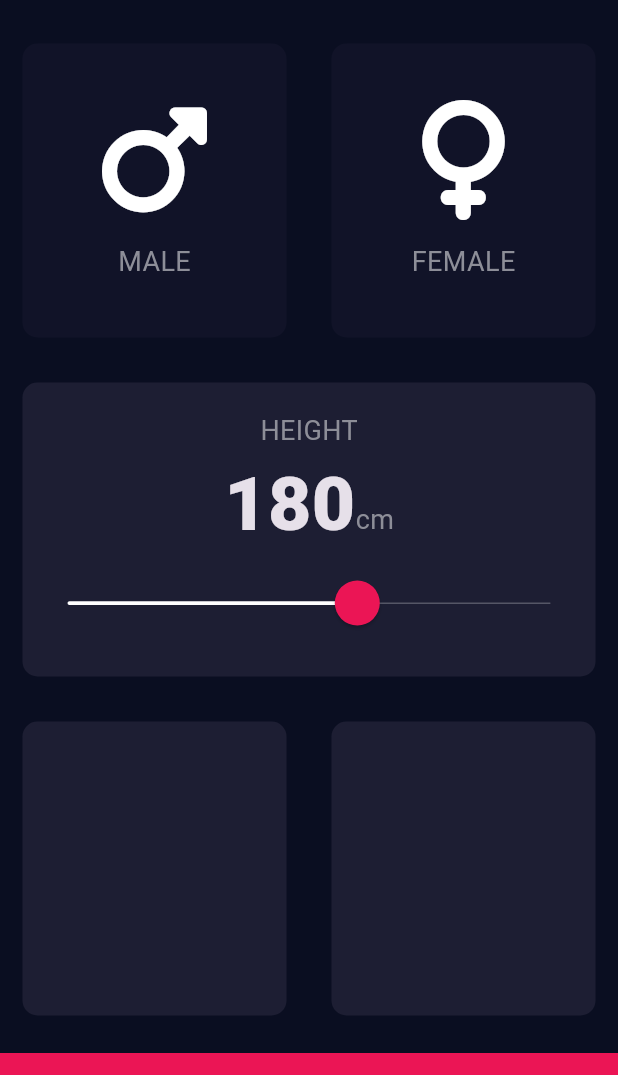
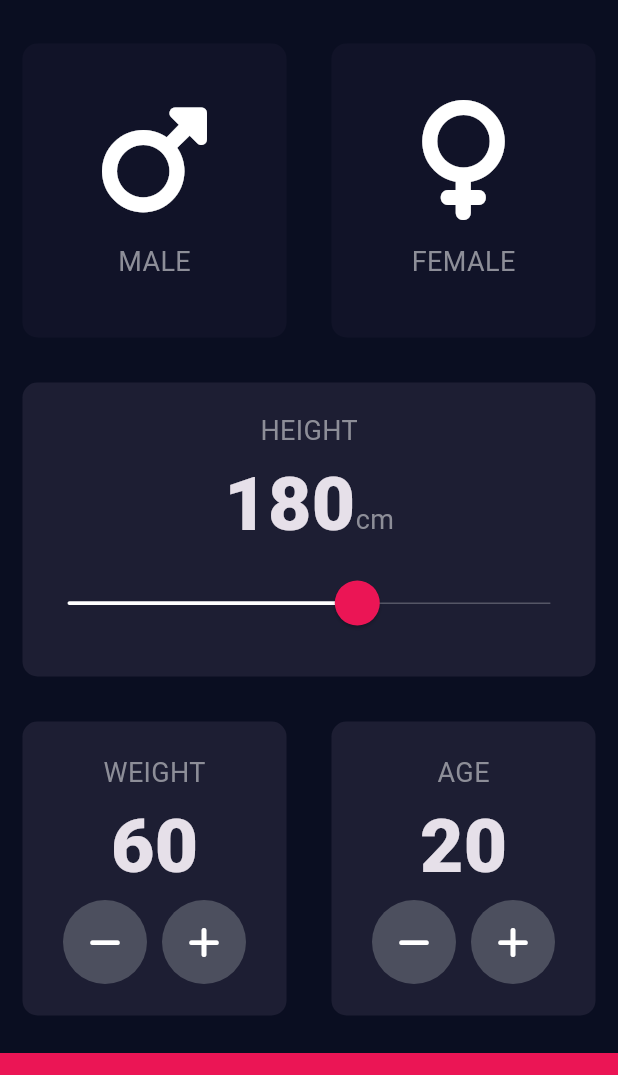
Before and after one commit to iDev-20/bmi_calculator, a Flutter app: the screen it shows after launch, on a phone screen of 412 x 824 dp, the part 63-1138 px from its top. Run offline on Flutter 3.47's test engine with Material 3 defaults, Android fonts, the phone set to English and light mode, and no system bars; our stand-ins replace font_awesome_flutter.

Commit message:
Completed the user interface for Input Page

```diff
--- a/lib/components/constants.dart
+++ b/lib/components/constants.dart
@@ -13,7 +13,7 @@ const kLabelTextStyle = TextStyle(
   fontSize: 18,
 );
 
-const kHeightTextStyle = TextStyle(
+const kNumberTextStyle = TextStyle(
   fontSize: 50,
   fontWeight: FontWeight.w900,
 );
--- a/lib/pages/input_page.dart
+++ b/lib/pages/input_page.dart
@@ -1,6 +1,7 @@
 import 'package:bmi_calculator/components/constants.dart';
 import 'package:bmi_calculator/widgets/icon_content.dart';
 import 'package:bmi_calculator/widgets/reusable_card.dart';
+import 'package:bmi_calculator/widgets/round_icon_button.dart';
 import 'package:flutter/material.dart';
 import 'package:font_awesome_flutter/font_awesome_flutter.dart';
 
@@ -17,6 +18,8 @@ class InputPageState extends State<InputPage> {
   Gender? selectedGender;
 
   int height = 180;
+  int weight = 60;
+  int age = 20;
 
   //Long method
   // Color maleCardColor = inActiveCardColor;
@@ -98,7 +101,7 @@ class InputPageState extends State<InputPage> {
                   crossAxisAlignment: CrossAxisAlignment.baseline,
                   textBaseline: TextBaseline.alphabetic,
                   children: [
-                    Text(height.toString(), style: kHeightTextStyle),
+                    Text(height.toString(), style: kNumberTextStyle),
                     const Text('cm', style: kLabelTextStyle),
                   ],
                 ),
@@ -127,15 +130,21 @@ class InputPageState extends State<InputPage> {
               ],
             ),
           ),
-          const Expanded(
+          Expanded(
             child: Row(
               mainAxisAlignment: MainAxisAlignment.spaceBetween,
               children: [
                 ReusableCard(
                   color: kActiveCardColor,
+                  cardChild: bottomCard(
+                    title: 'WEIGHT',
+                    subtitle: weight.toString(),
+                  ),
                 ),
                 ReusableCard(
                   color: kActiveCardColor,
+                  cardChild: bottomCard(
+                      title: 'AGE', subtitle: age.toString(), isAge: true),
                 ),
               ],
             ),
@@ -150,4 +159,45 @@ class InputPageState extends State<InputPage> {
       ),
     );
   }
+
+  Widget bottomCard(
+      {required String title, required String subtitle, bool isAge = false}) {
+    return Column(
+      mainAxisAlignment: MainAxisAlignment.center,
+      children: [
+        Text(title, style: kLabelTextStyle),
+        Text(subtitle, style: kNumberTextStyle),
+        Row(
+          mainAxisAlignment: MainAxisAlignment.center,
+          children: [
+            RoundIconButton(
+              icon: FontAwesomeIcons.minus,
+              onPressed: () {
+                isAge
+                    ? setState(() {
+                        age--;
+                      })
+                    : setState(() {
+                        weight--;
+                      });
+              },
+            ),
+            const SizedBox(width: 10.0),
+            RoundIconButton(
+              icon: FontAwesomeIcons.plus,
+              onPressed: () {
+                isAge
+                    ? setState(() {
+                        age++;
+                      })
+                    : setState(() {
+                        weight++;
+                      });
+              },
+            ),
+          ],
+        ),
+      ],
+    );
+  }
 }
--- /dev/null
+++ b/lib/widgets/round_icon_button.dart
@@ -0,0 +1,21 @@
+import 'package:flutter/material.dart';
+
+class RoundIconButton extends StatelessWidget {
+  const RoundIconButton(
+      {super.key, required this.icon, required this.onPressed});
+
+  final IconData icon;
+  final VoidCallback onPressed;
+
+  @override
+  Widget build(BuildContext context) {
+    return RawMaterialButton(
+      onPressed: onPressed,
+      elevation: 0.0,
+      shape: const CircleBorder(),
+      fillColor: const Color(0xFF4C4F5E),
+      constraints: const BoxConstraints.tightFor(width: 56.0, height: 56.0),
+      child: Icon(icon),
+    );
+  }
+}
```
